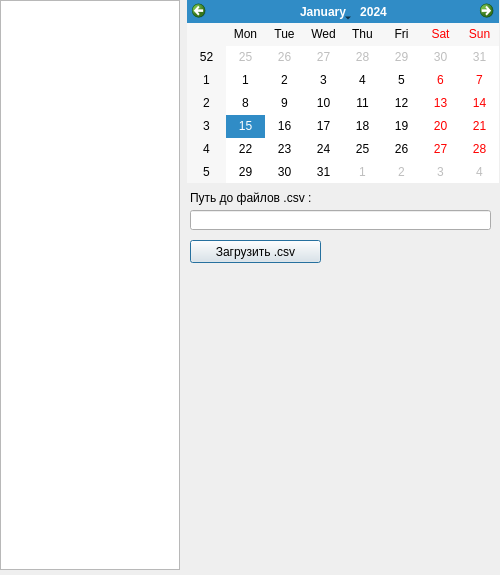
Old version of the form weather/weather_window.ui in the repository bomzheg/WeatherDiary.
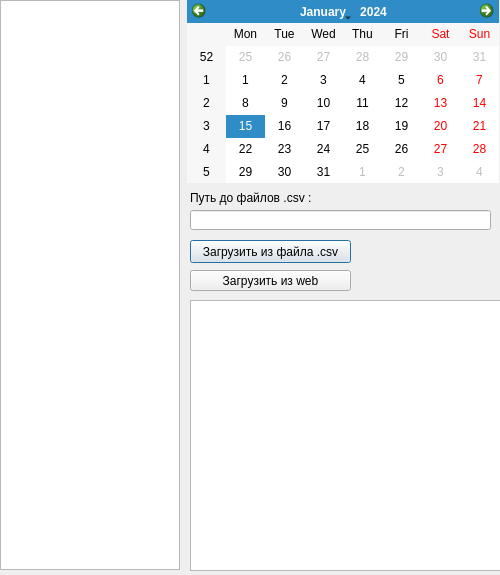
New version of the form.

What changed in the file:
```diff
--- a/weather/weather_window.ui
+++ b/weather/weather_window.ui
@@ -51,12 +51,12 @@
     <rect>
      <x>190</x>
      <y>240</y>
-     <width>131</width>
+     <width>161</width>
      <height>23</height>
     </rect>
    </property>
    <property name="text">
-    <string>Загрузить .csv</string>
+    <string>Загрузить из файла .csv</string>
    </property>
   </widget>
   <widget class="QLabel" name="csv_path_header">
@@ -85,6 +85,29 @@
     <bool>true</bool>
    </property>
   </widget>
+  <widget class="QPushButton" name="load_weather">
+   <property name="geometry">
+    <rect>
+     <x>190</x>
+     <y>270</y>
+     <width>161</width>
+     <height>21</height>
+    </rect>
+   </property>
+   <property name="text">
+    <string>Загрузить из web</string>
+   </property>
+  </widget>
+  <widget class="QListView" name="log_list">
+   <property name="geometry">
+    <rect>
+     <x>190</x>
+     <y>300</y>
+     <width>311</width>
+     <height>271</height>
+    </rect>
+   </property>
+  </widget>
  </widget>
  <resources/>
  <connections/>
```
